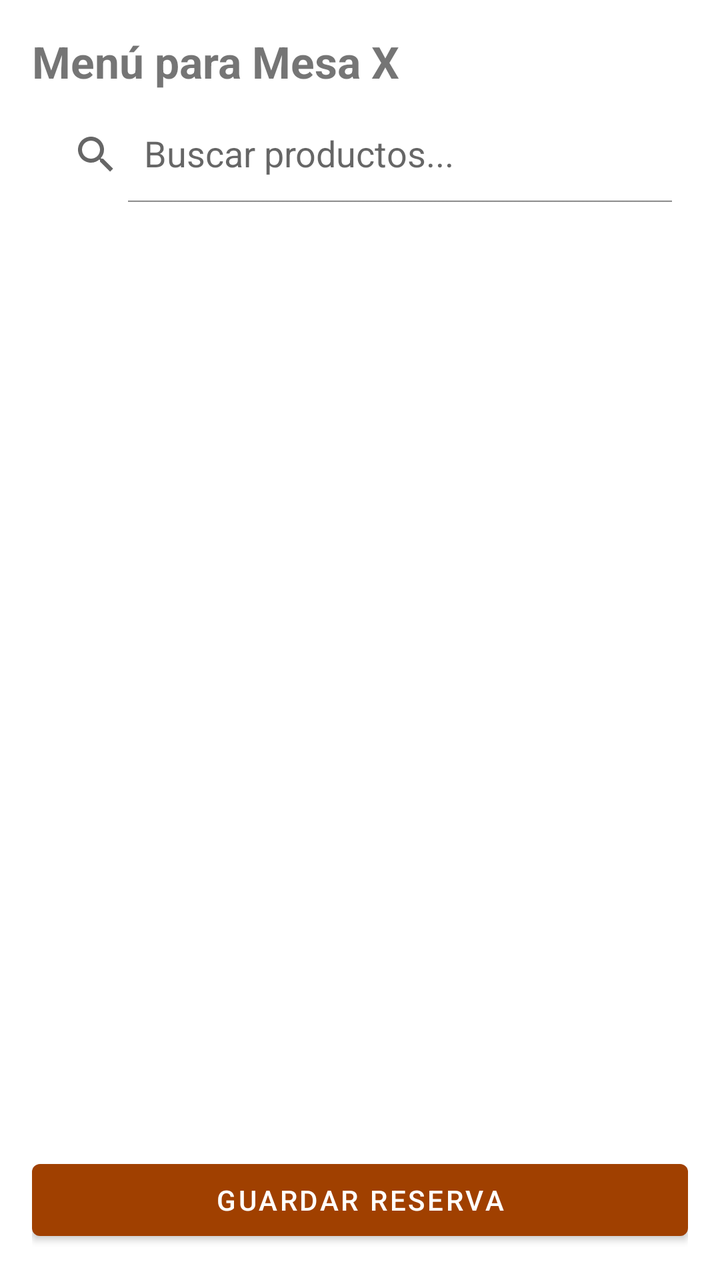
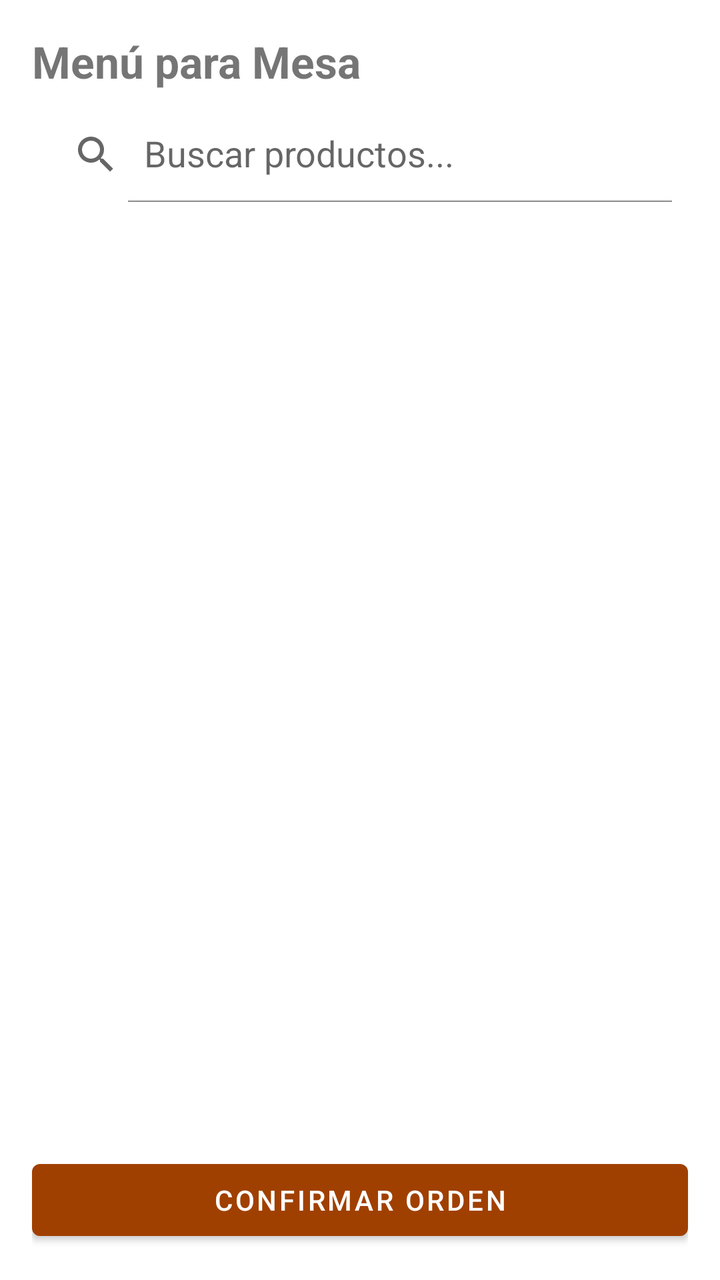

Two renders of the same Android screen: before a commit and after it. Below are the layout's source before the change and the commit's diff.
<!-- AndroidManifest.xml: application theme Theme.Sistema_Restaurante -->
<!-- res/layout/activity_food_menu.xml -->
<?xml version="1.0" encoding="utf-8"?>
<LinearLayout xmlns:android="http://schemas.android.com/apk/res/android"
    xmlns:app="http://schemas.android.com/apk/res-auto"
    android:layout_width="match_parent"
    android:layout_height="match_parent"
    android:orientation="vertical"
    android:padding="16dp">

    <TextView
        android:id="@+id/tvMesaSeleccionada"
        android:layout_width="wrap_content"
        android:layout_height="wrap_content"
        android:text="Menú para Mesa X"
        android:textSize="22sp"
        android:textStyle="bold"
        android:layout_marginBottom="8dp"/>

    <androidx.appcompat.widget.SearchView
        android:id="@+id/svBuscarPlato"
        android:layout_width="match_parent"
        android:layout_height="wrap_content"
        android:layout_marginBottom="8dp"
        app:queryHint="Buscar productos..."
        app:iconifiedByDefault="false" />

    <androidx.recyclerview.widget.RecyclerView
        android:id="@+id/rvPlatos"
        android:layout_width="match_parent"
        android:layout_height="0dp"
        android:layout_weight="1" />

    <Button
        android:id="@+id/btnGuardarReserva"
        android:layout_width="match_parent"
        android:layout_height="wrap_content"
        android:text="Guardar Reserva"
        android:layout_marginTop="16dp"/>

</LinearLayout>
<!-- resources referenced by this layout -->
<resources>
  <style name="Theme.Sistema_Restaurante" parent="Theme.MaterialComponents.Light.NoActionBar">
          
          <item name="colorPrimary">#A04000</item>
          <item name="colorPrimaryVariant">#7E3200</item>
          <item name="colorOnPrimary">@color/white</item>
          
          <item name="colorSecondary">#FDF8F5</item>
          <item name="colorSecondaryVariant">#F5EBE0</item>
          <item name="colorOnSecondary">@color/black</item>
          
          <item name="android:statusBarColor">#FDF8F5</item>
          <item name="android:windowLightStatusBar">true</item>
          
      </style>
  <color name="white">#FFFFFFFF</color>
  <color name="black">#FF000000</color>
</resources>

<!-- the commit's change to res/layout/activity_food_menu.xml (unified diff, before → after) -->
@@ -1,39 +1,44 @@
 <?xml version="1.0" encoding="utf-8"?>
-<LinearLayout xmlns:android="http://schemas.android.com/apk/res/android"
+<androidx.coordinatorlayout.widget.CoordinatorLayout xmlns:android="http://schemas.android.com/apk/res/android"
     xmlns:app="http://schemas.android.com/apk/res-auto"
     android:layout_width="match_parent"
     android:layout_height="match_parent"
-    android:orientation="vertical"
     android:padding="16dp">
 
-    <TextView
-        android:id="@+id/tvMesaSeleccionada"
-        android:layout_width="wrap_content"
-        android:layout_height="wrap_content"
-        android:text="Menú para Mesa X"
-        android:textSize="22sp"
-        android:textStyle="bold"
-        android:layout_marginBottom="8dp"/>
+    <LinearLayout
+        android:layout_width="match_parent"
+        android:layout_height="match_parent"
+        android:orientation="vertical">
 
-    <androidx.appcompat.widget.SearchView
-        android:id="@+id/svBuscarPlato"
-        android:layout_width="match_parent"
-        android:layout_height="wrap_content"
-        android:layout_marginBottom="8dp"
-        app:queryHint="Buscar productos..."
-        app:iconifiedByDefault="false" />
+        <TextView
+            android:id="@+id/tvMesaSeleccionada"
+            android:layout_width="wrap_content"
+            android:layout_height="wrap_content"
+            android:text="Menú para Mesa"
+            android:textSize="22sp"
+            android:textStyle="bold"
+            android:layout_marginBottom="8dp"/>
 
-    <androidx.recyclerview.widget.RecyclerView
-        android:id="@+id/rvPlatos"
-        android:layout_width="match_parent"
-        android:layout_height="0dp"
-        android:layout_weight="1" />
+        <androidx.appcompat.widget.SearchView
+            android:id="@+id/svBuscarPlato"
+            android:layout_width="match_parent"
+            android:layout_height="wrap_content"
+            android:layout_marginBottom="8dp"
+            app:queryHint="Buscar productos..."
+            app:iconifiedByDefault="false" />
 
-    <Button
-        android:id="@+id/btnGuardarReserva"
-        android:layout_width="match_parent"
-        android:layout_height="wrap_content"
-        android:text="Guardar Reserva"
-        android:layout_marginTop="16dp"/>
+        <androidx.recyclerview.widget.RecyclerView
+            android:id="@+id/rvPlatos"
+            android:layout_width="match_parent"
+            android:layout_height="0dp"
+            android:layout_weight="1" />
 
-</LinearLayout>
+        <Button
+            android:id="@+id/btnGuardarReserva"
+            android:layout_width="match_parent"
+            android:layout_height="wrap_content"
+            android:text="Confirmar Orden"
+            android:layout_marginTop="16dp"/>
+    </LinearLayout>
+
+</androidx.coordinatorlayout.widget.CoordinatorLayout>
